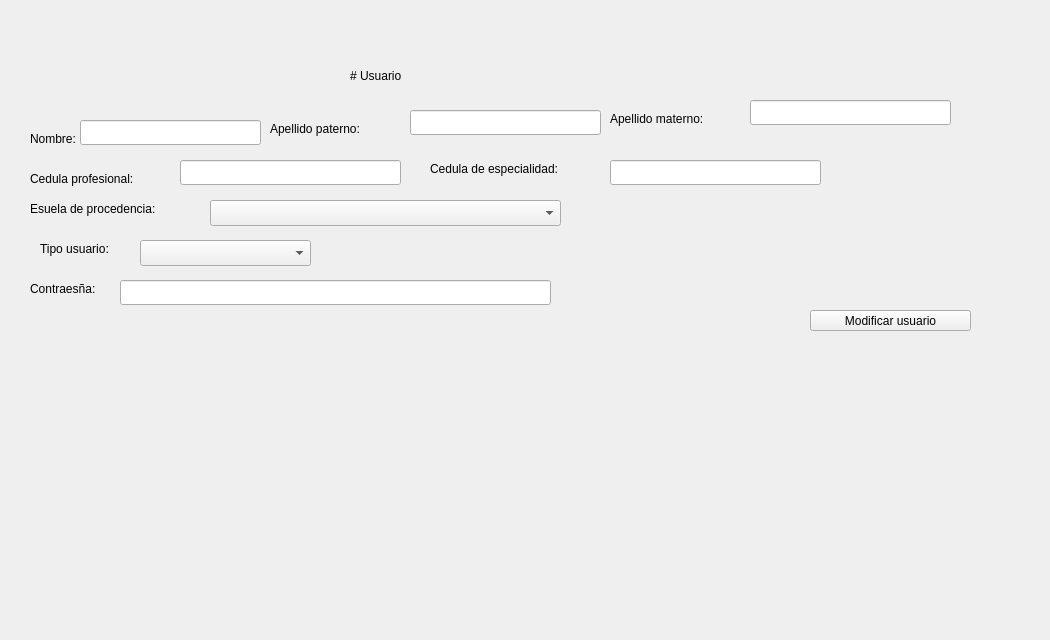
The window that Documentacion/QtDesigner/usuario_modificar.ui (AsgardUtvt/ProyectoIntegrador1) describes before a commit, drawn with Qt 5.
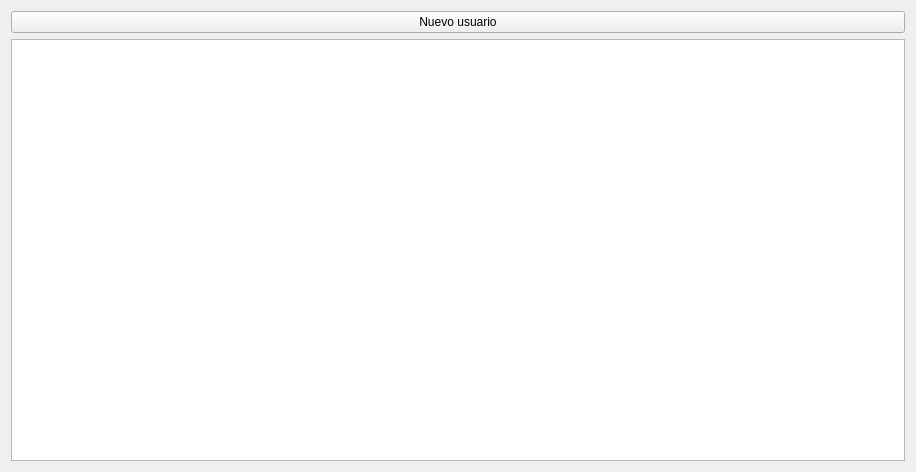
The same window after the commit.

Commit message: Add: Se termino lógica de usuario modifciar y crear nuevo

```diff
--- a/Documentacion/QtDesigner/usuario_modificar.ui
+++ b/Documentacion/QtDesigner/usuario_modificar.ui
@@ -6,229 +6,32 @@
    <rect>
     <x>0</x>
     <y>0</y>
-    <width>1050</width>
-    <height>640</height>
+    <width>916</width>
+    <height>472</height>
    </rect>
   </property>
   <property name="windowTitle">
    <string>SIHMED - Modificar usuario</string>
   </property>
-  <widget class="QLabel" name="label">
-   <property name="geometry">
-    <rect>
-     <x>350</x>
-     <y>60</y>
-     <width>121</width>
-     <height>31</height>
-    </rect>
-   </property>
-   <property name="text">
-    <string># Usuario</string>
-   </property>
-   <property name="textFormat">
-    <enum>Qt::TextFormat::MarkdownText</enum>
-   </property>
-  </widget>
-  <widget class="QLineEdit" name="le_cedula_profesional">
-   <property name="geometry">
-    <rect>
-     <x>180</x>
-     <y>160</y>
-     <width>221</width>
-     <height>25</height>
-    </rect>
-   </property>
-  </widget>
-  <widget class="QLineEdit" name="le_contrasena">
-   <property name="geometry">
-    <rect>
-     <x>120</x>
-     <y>280</y>
-     <width>431</width>
-     <height>25</height>
-    </rect>
-   </property>
-  </widget>
-  <widget class="QLineEdit" name="le_nombre_usuario">
-   <property name="geometry">
-    <rect>
-     <x>80</x>
-     <y>120</y>
-     <width>181</width>
-     <height>25</height>
-    </rect>
-   </property>
-  </widget>
-  <widget class="QLineEdit" name="le_apellido_materno">
-   <property name="geometry">
-    <rect>
-     <x>750</x>
-     <y>100</y>
-     <width>201</width>
-     <height>25</height>
-    </rect>
-   </property>
-  </widget>
-  <widget class="QLabel" name="label_4">
-   <property name="geometry">
-    <rect>
-     <x>30</x>
-     <y>200</y>
-     <width>181</width>
-     <height>18</height>
-    </rect>
-   </property>
-   <property name="text">
-    <string>Esuela de procedencia:</string>
-   </property>
-  </widget>
-  <widget class="QLabel" name="label_2">
-   <property name="geometry">
-    <rect>
-     <x>30</x>
-     <y>130</y>
-     <width>71</width>
-     <height>18</height>
-    </rect>
-   </property>
-   <property name="text">
-    <string>Nombre:</string>
-   </property>
-  </widget>
-  <widget class="QLabel" name="label_6">
-   <property name="geometry">
-    <rect>
-     <x>430</x>
-     <y>160</y>
-     <width>181</width>
-     <height>18</height>
-    </rect>
-   </property>
-   <property name="text">
-    <string>Cedula de especialidad:</string>
-   </property>
-  </widget>
-  <widget class="QLabel" name="label_9">
-   <property name="geometry">
-    <rect>
-     <x>30</x>
-     <y>280</y>
-     <width>91</width>
-     <height>18</height>
-    </rect>
-   </property>
-   <property name="text">
-    <string>Contraesña:</string>
-   </property>
-  </widget>
-  <widget class="QLabel" name="label_7">
-   <property name="geometry">
-    <rect>
-     <x>270</x>
-     <y>120</y>
-     <width>141</width>
-     <height>18</height>
-    </rect>
-   </property>
-   <property name="text">
-    <string>Apellido paterno:</string>
-   </property>
-  </widget>
-  <widget class="QLineEdit" name="le_apellido_paterno">
-   <property name="geometry">
-    <rect>
-     <x>410</x>
-     <y>110</y>
-     <width>191</width>
-     <height>25</height>
-    </rect>
-   </property>
-   <property name="text">
-    <string/>
-   </property>
-  </widget>
-  <widget class="QComboBox" name="cb_escuela">
-   <property name="geometry">
-    <rect>
-     <x>210</x>
-     <y>200</y>
-     <width>351</width>
-     <height>26</height>
-    </rect>
-   </property>
-  </widget>
-  <widget class="QPushButton" name="pb_modificar_usuario">
-   <property name="geometry">
-    <rect>
-     <x>810</x>
-     <y>310</y>
-     <width>161</width>
-     <height>21</height>
-    </rect>
-   </property>
-   <property name="text">
-    <string>Modificar usuario</string>
-   </property>
-  </widget>
-  <widget class="QLabel" name="label_3">
-   <property name="geometry">
-    <rect>
-     <x>30</x>
-     <y>170</y>
-     <width>161</width>
-     <height>18</height>
-    </rect>
-   </property>
-   <property name="text">
-    <string>Cedula profesional:</string>
-   </property>
-  </widget>
-  <widget class="QLabel" name="label_8">
-   <property name="geometry">
-    <rect>
-     <x>610</x>
-     <y>110</y>
-     <width>141</width>
-     <height>18</height>
-    </rect>
-   </property>
-   <property name="text">
-    <string>Apellido materno:</string>
-   </property>
-  </widget>
-  <widget class="QLineEdit" name="le_cedula_especialidad">
-   <property name="geometry">
-    <rect>
-     <x>610</x>
-     <y>160</y>
-     <width>211</width>
-     <height>25</height>
-    </rect>
-   </property>
-  </widget>
-  <widget class="QComboBox" name="cb_tipo_usuario">
-   <property name="geometry">
-    <rect>
-     <x>140</x>
-     <y>240</y>
-     <width>171</width>
-     <height>26</height>
-    </rect>
-   </property>
-  </widget>
-  <widget class="QLabel" name="label_5">
-   <property name="geometry">
-    <rect>
-     <x>40</x>
-     <y>240</y>
-     <width>111</width>
-     <height>18</height>
-    </rect>
-   </property>
-   <property name="text">
-    <string>Tipo usuario:</string>
-   </property>
-  </widget>
+  <layout class="QVBoxLayout" name="verticalLayout">
+   <item>
+    <widget class="QPushButton" name="pb_nuevo_usuario">
+     <property name="text">
+      <string>Nuevo usuario</string>
+     </property>
+    </widget>
+   </item>
+   <item>
+    <widget class="QTableWidget" name="tw_modificar_usuario">
+     <property name="sizePolicy">
+      <sizepolicy hsizetype="Expanding" vsizetype="Expanding">
+       <horstretch>0</horstretch>
+       <verstretch>1</verstretch>
+      </sizepolicy>
+     </property>
+    </widget>
+   </item>
+  </layout>
  </widget>
  <resources/>
  <connections/>
```
The commit also changes 9 other files.
